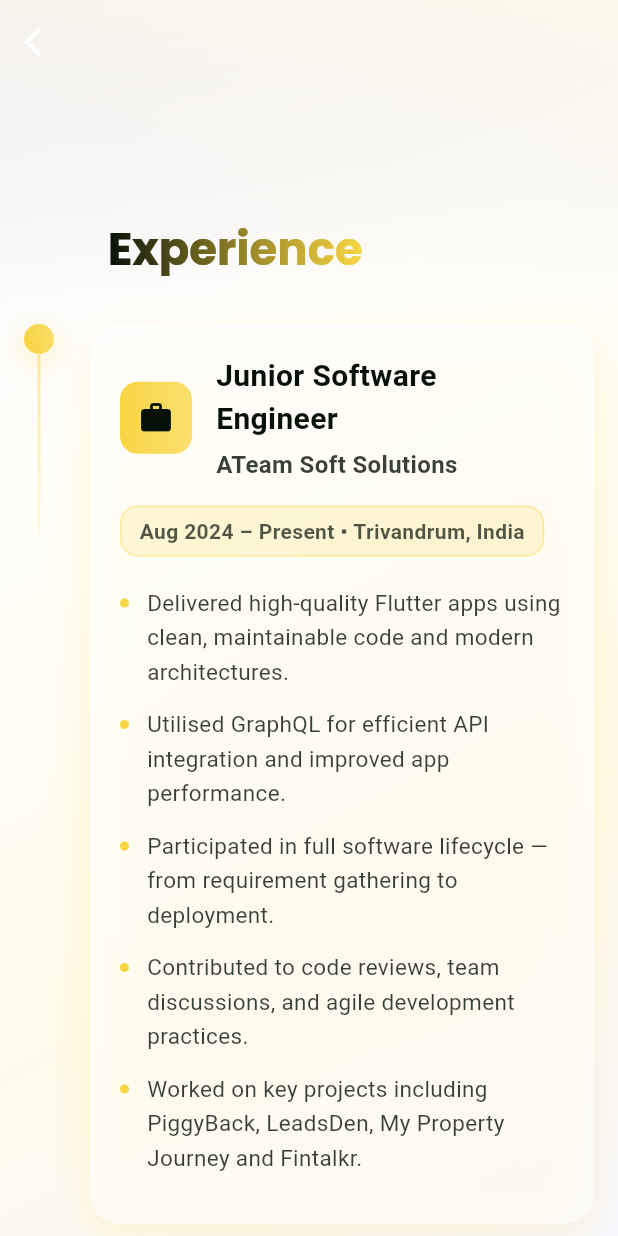
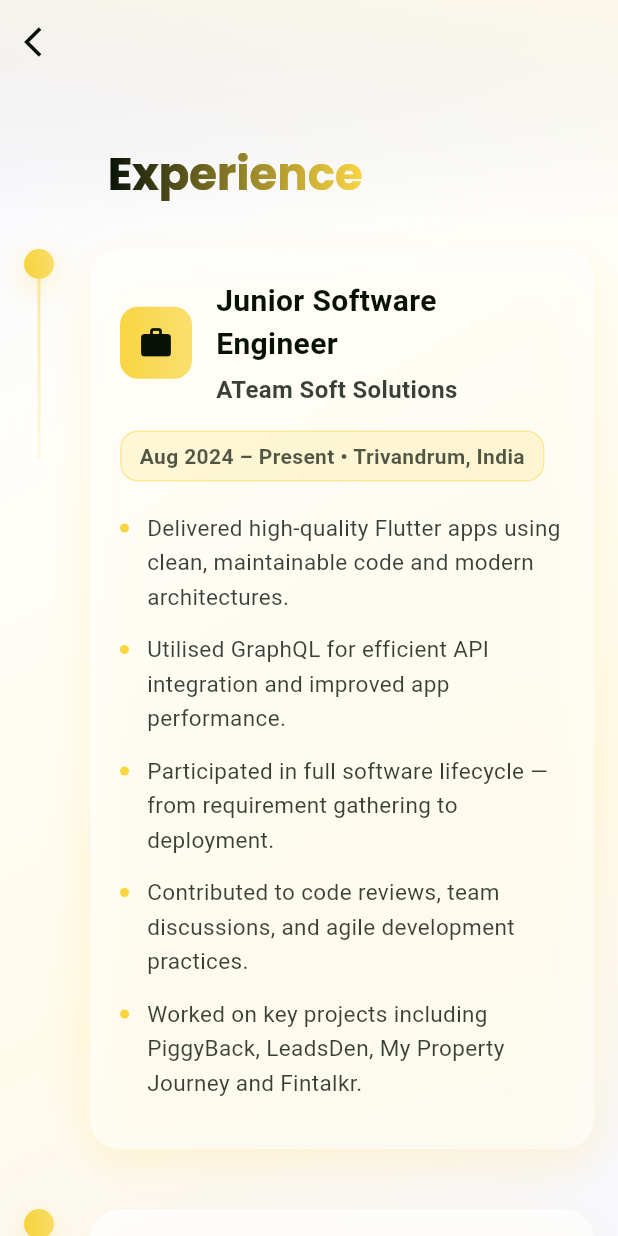
Before and after one commit to PVSarathKrishnan/visual_resume, a Flutter app: the ExperienceView screen opened by its route, on a phone screen of 412 x 824 dp. Run offline on Flutter 3.47's test engine with Material 3 defaults, Android fonts, the light colour scheme and no system bars; our stand-ins replace get, google_fonts.

Commit message:
Refactor SliverAppBar in multiple views to use AppColors.night for back button icon color. Adjusted expanded height in ExperienceView for improved layout consistency across About, Contact, Experience, and Projects views.

```diff
--- a/lib/app/modules/contact/views/contact_view.dart
+++ b/lib/app/modules/contact/views/contact_view.dart
@@ -48,7 +48,7 @@
     return SliverAppBar(
       leading: Navigator.canPop(context)
           ? IconButton(
-              icon: const Icon(Icons.arrow_back_ios, color: Colors.white),
+              icon: const Icon(Icons.arrow_back_ios, color:AppColors.night),
               onPressed: () => Navigator.pop(context),
             )
           : null,
--- a/lib/app/modules/experience/views/experience_view.dart
+++ b/lib/app/modules/experience/views/experience_view.dart
@@ -45,11 +45,11 @@
     return SliverAppBar(
       leading: Navigator.canPop(context)
           ? IconButton(
-              icon: const Icon(Icons.arrow_back_ios, color: Colors.white),
+              icon: const Icon(Icons.arrow_back_ios, color:AppColors.night),
               onPressed: () => Navigator.pop(context),
             )
           : null,
-      expandedHeight: 200,
+      expandedHeight: 150,
       floating: false,
       pinned: true,
       backgroundColor: Colors.transparent,
--- a/lib/app/modules/projects/views/projects_view.dart
+++ b/lib/app/modules/projects/views/projects_view.dart
@@ -55,7 +55,7 @@
     return SliverAppBar(
       leading: Navigator.canPop(context)
           ? IconButton(
-              icon: const Icon(Icons.arrow_back_ios, color: Colors.white),
+              icon: const Icon(Icons.arrow_back_ios, color:AppColors.night),
               onPressed: () => Navigator.pop(context),
             )
           : null,
```
Also changed, not shown: lib/app/modules/about/views/about_view.dart (+9 -0 lines).
